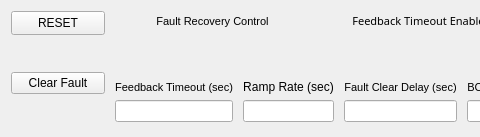
Above: new_look/rtm_faults.ui from cristinasewell/ATCA_PyDM_Screens before the change; both pictures show x 0 to 480 and y 0 to 137 of the 1142 by 137 pixel window. Below: the same form after it.
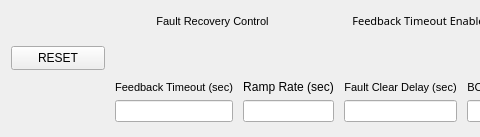
That is the form after the change. Custom widgets are drawn as their Qt base class.

Commit message: WIP: removed the extra button on rtm

The edit to the form file:
```diff
--- a/new_look/rtm_faults.ui
+++ b/new_look/rtm_faults.ui
@@ -6,7 +6,7 @@
    <rect>
     <x>0</x>
     <y>0</y>
-    <width>967</width>
+    <width>971</width>
     <height>137</height>
    </rect>
   </property>
@@ -14,37 +14,6 @@
    <string>RTM Faults - ${DEVICE}</string>
   </property>
   <layout class="QGridLayout" name="gridLayout">
-   <item row="0" column="0">
-    <widget class="PyDMPushButton" name="PyDMPushButton_2">
-     <property name="sizePolicy">
-      <sizepolicy hsizetype="MinimumExpanding" vsizetype="Maximum">
-       <horstretch>0</horstretch>
-       <verstretch>0</verstretch>
-      </sizepolicy>
-     </property>
-     <property name="minimumSize">
-      <size>
-       <width>94</width>
-       <height>24</height>
-      </size>
-     </property>
-     <property name="toolTip">
-      <string/>
-     </property>
-     <property name="text">
-      <string>RESET</string>
-     </property>
-     <property name="autoDefault">
-      <bool>true</bool>
-     </property>
-     <property name="channel" stdset="0">
-      <string>ca://${RTM}:FAULTSEQ_RESET</string>
-     </property>
-     <property name="pressValue" stdset="0">
-      <string>1</string>
-     </property>
-    </widget>
-   </item>
    <item row="0" column="1" rowspan="2">
     <layout class="QHBoxLayout" name="horizontalLayout">
      <property name="spacing">
@@ -575,34 +544,6 @@
      </item>
     </layout>
    </item>
-   <item row="1" column="0" rowspan="2">
-    <widget class="PyDMPushButton" name="PyDMPushButton">
-     <property name="toolTip">
-      <string/>
-     </property>
-     <property name="styleSheet">
-      <string notr="true"/>
-     </property>
-     <property name="text">
-      <string>Clear Fault</string>
-     </property>
-     <property name="checkable">
-      <bool>false</bool>
-     </property>
-     <property name="autoRepeat">
-      <bool>false</bool>
-     </property>
-     <property name="autoDefault">
-      <bool>true</bool>
-     </property>
-     <property name="channel" stdset="0">
-      <string>ca://${RTM}:FAULTSEQ_RESET</string>
-     </property>
-     <property name="pressValue" stdset="0">
-      <string>1</string>
-     </property>
-    </widget>
-   </item>
    <item row="2" column="1">
     <layout class="QHBoxLayout" name="horizontalLayout_4">
      <property name="leftMargin">
@@ -958,6 +899,37 @@
      </item>
     </layout>
    </item>
+   <item row="1" column="0">
+    <widget class="PyDMPushButton" name="PyDMPushButton_2">
+     <property name="sizePolicy">
+      <sizepolicy hsizetype="MinimumExpanding" vsizetype="Maximum">
+       <horstretch>0</horstretch>
+       <verstretch>0</verstretch>
+      </sizepolicy>
+     </property>
+     <property name="minimumSize">
+      <size>
+       <width>94</width>
+       <height>24</height>
+      </size>
+     </property>
+     <property name="toolTip">
+      <string/>
+     </property>
+     <property name="text">
+      <string>RESET</string>
+     </property>
+     <property name="autoDefault">
+      <bool>true</bool>
+     </property>
+     <property name="channel" stdset="0">
+      <string>ca://${RTM}:FAULTSEQ_RESET</string>
+     </property>
+     <property name="pressValue" stdset="0">
+      <string>1</string>
+     </property>
+    </widget>
+   </item>
   </layout>
  </widget>
  <customwidgets>
```
